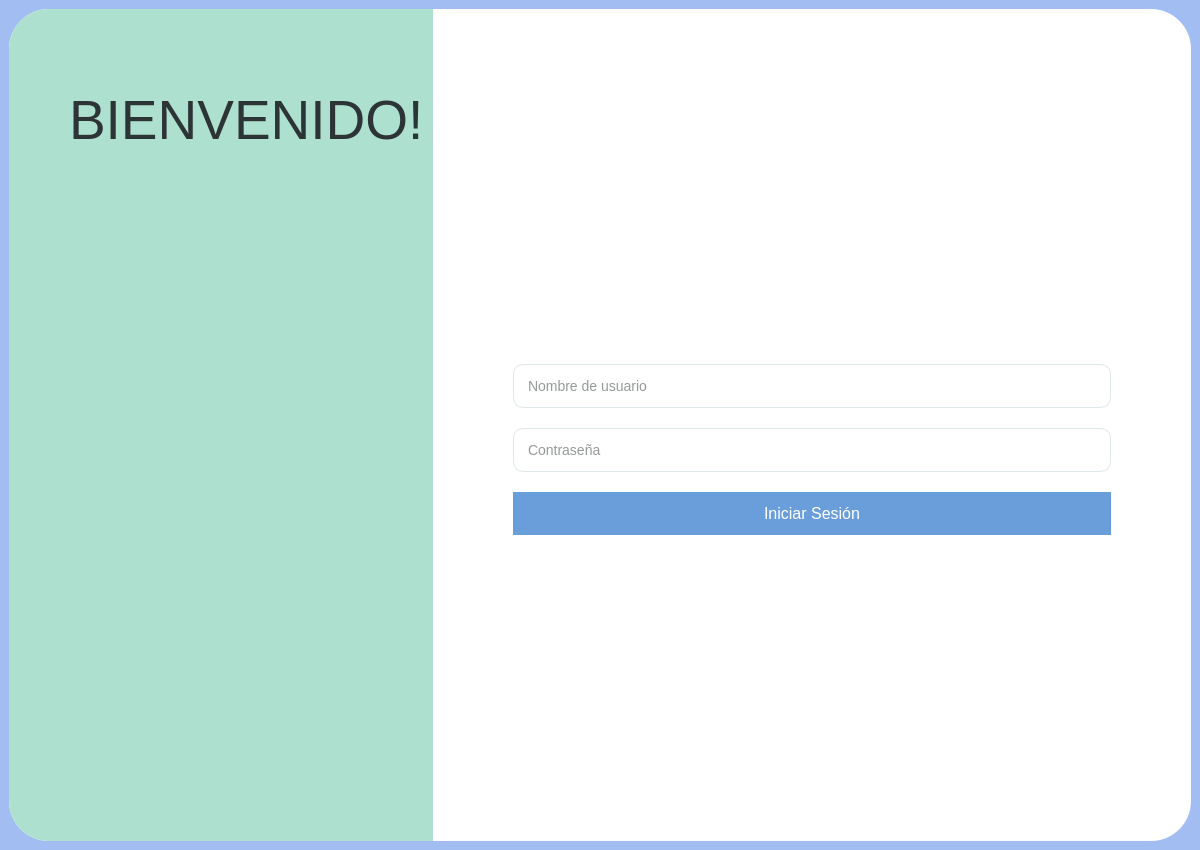
Qt form src/vista/Ui/VistaLogin.ui (hgarcg04/software-engineering) before a commit.
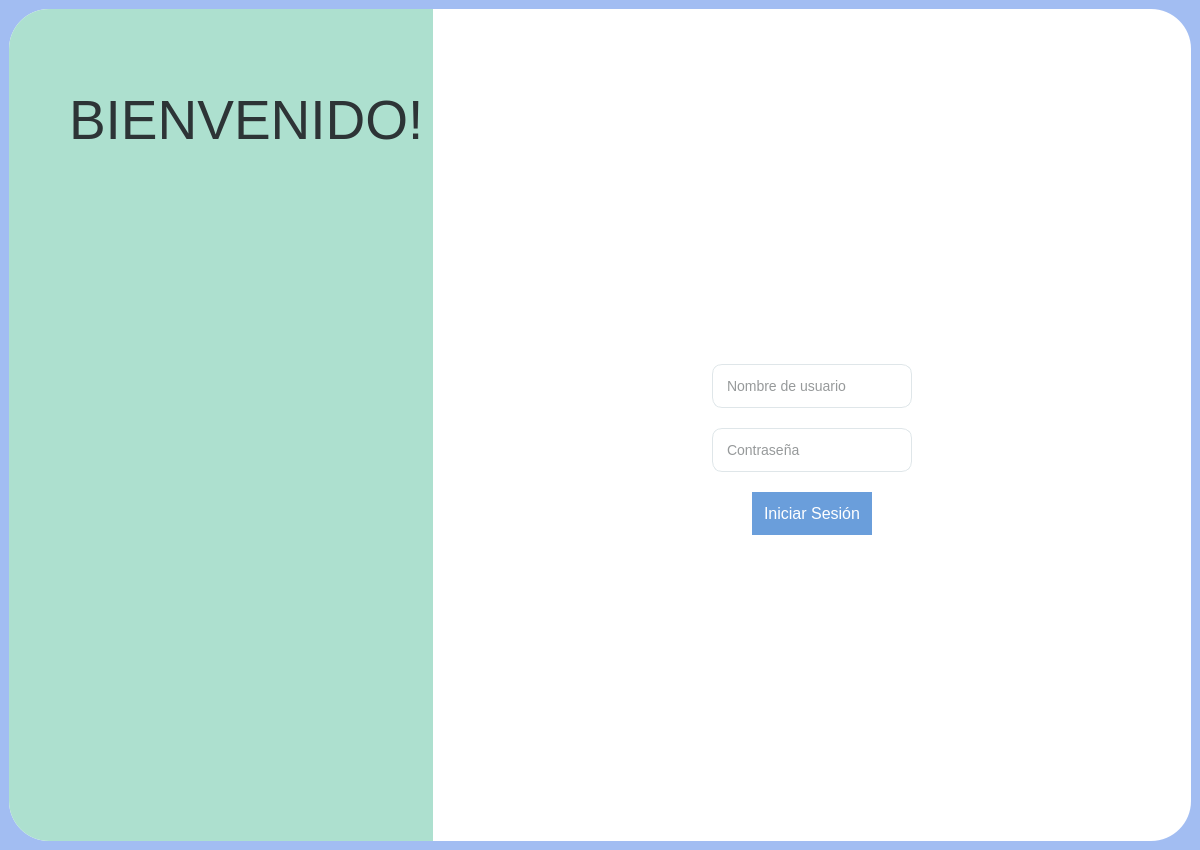
The same form after that commit. Icons and pictures are not drawn.

What changed in the file:
```diff
--- a/src/vista/Ui/VistaLogin.ui
+++ b/src/vista/Ui/VistaLogin.ui
@@ -313,34 +313,73 @@
            </spacer>
           </item>
           <item>
-           <widget class="QLineEdit" name="edit_user">
-            <property name="echoMode">
-             <enum>QLineEdit::Normal</enum>
-            </property>
-            <property name="placeholderText">
-             <string>Nombre de usuario</string>
-            </property>
-           </widget>
+           <layout class="QHBoxLayout">
+            <item>
+             <spacer>
+              <property name="orientation"><enum>Qt::Horizontal</enum></property>
+              <property name="sizeHint" stdset="0"><size><width>0</width><height>0</height></size></property>
+             </spacer>
+            </item>
+            <item>
+             <widget class="QLineEdit" name="edit_user">
+              <property name="maximumWidth"><number>450</number></property>
+              <property name="echoMode"><enum>QLineEdit::Normal</enum></property>
+              <property name="placeholderText"><string>Nombre de usuario</string></property>
+             </widget>
+            </item>
+            <item>
+             <spacer>
+              <property name="orientation"><enum>Qt::Horizontal</enum></property>
+              <property name="sizeHint" stdset="0"><size><width>0</width><height>0</height></size></property>
+             </spacer>
+            </item>
+           </layout>
           </item>
           <item>
-           <widget class="QLineEdit" name="edit_pass">
-            <property name="echoMode">
-             <enum>QLineEdit::Password</enum>
-            </property>
-            <property name="placeholderText">
-             <string>Contraseña</string>
-            </property>
-           </widget>
+           <layout class="QHBoxLayout">
+            <item>
+             <spacer>
+              <property name="orientation"><enum>Qt::Horizontal</enum></property>
+              <property name="sizeHint" stdset="0"><size><width>0</width><height>0</height></size></property>
+             </spacer>
+            </item>
+            <item>
+             <widget class="QLineEdit" name="edit_pass">
+              <property name="maximumWidth"><number>450</number></property>
+              <property name="echoMode"><enum>QLineEdit::Password</enum></property>
+              <property name="placeholderText"><string>Contraseña</string></property>
+             </widget>
+            </item>
+            <item>
+             <spacer>
+              <property name="orientation"><enum>Qt::Horizontal</enum></property>
+              <property name="sizeHint" stdset="0"><size><width>0</width><height>0</height></size></property>
+             </spacer>
+            </item>
+           </layout>
           </item>
           <item>
-           <widget class="QPushButton" name="btn_login">
-            <property name="cursor">
-             <cursorShape>ArrowCursor</cursorShape>
-            </property>
-            <property name="text">
-             <string>Iniciar Sesión</string>
-            </property>
-           </widget>
+           <layout class="QHBoxLayout">
+            <item>
+             <spacer>
+              <property name="orientation"><enum>Qt::Horizontal</enum></property>
+              <property name="sizeHint" stdset="0"><size><width>0</width><height>0</height></size></property>
+             </spacer>
+            </item>
+            <item>
+             <widget class="QPushButton" name="btn_login">
+              <property name="maximumWidth"><number>450</number></property>
+              <property name="cursor"><cursorShape>ArrowCursor</cursorShape></property>
+              <property name="text"><string>Iniciar Sesión</string></property>
+             </widget>
+            </item>
+            <item>
+             <spacer>
+              <property name="orientation"><enum>Qt::Horizontal</enum></property>
+              <property name="sizeHint" stdset="0"><size><width>0</width><height>0</height></size></property>
+             </spacer>
+            </item>
+           </layout>
           </item>
           <item>
            <spacer name="s2">
```
Left out of the diff: 289 changed lines with no effect on the pictures.
